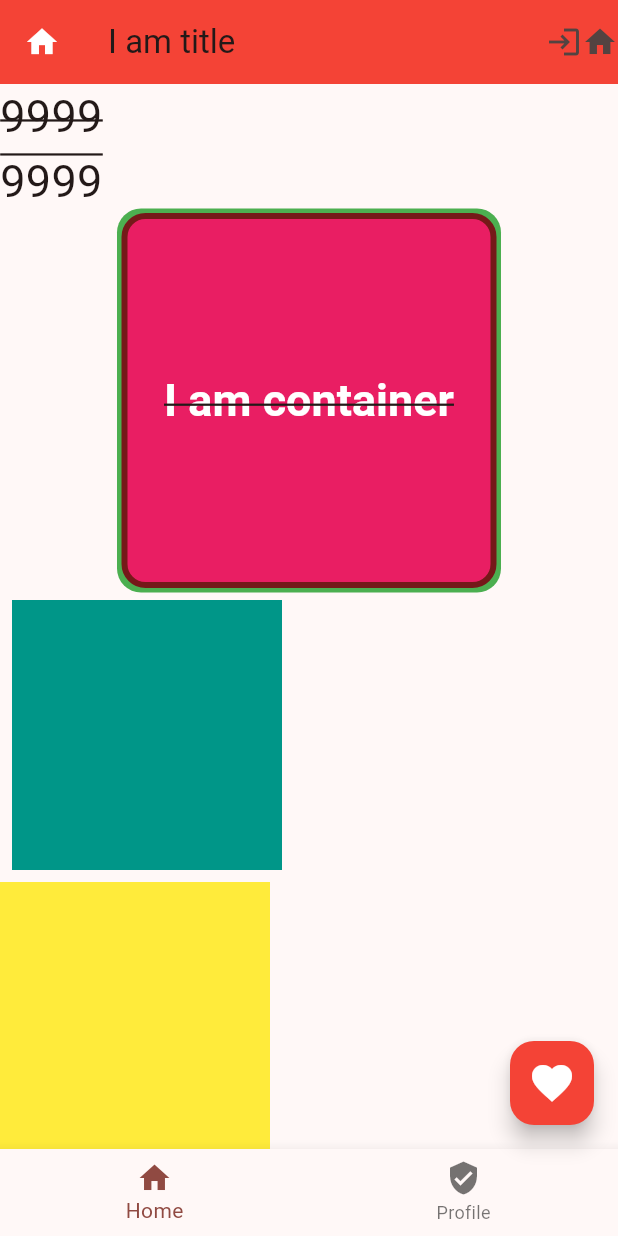
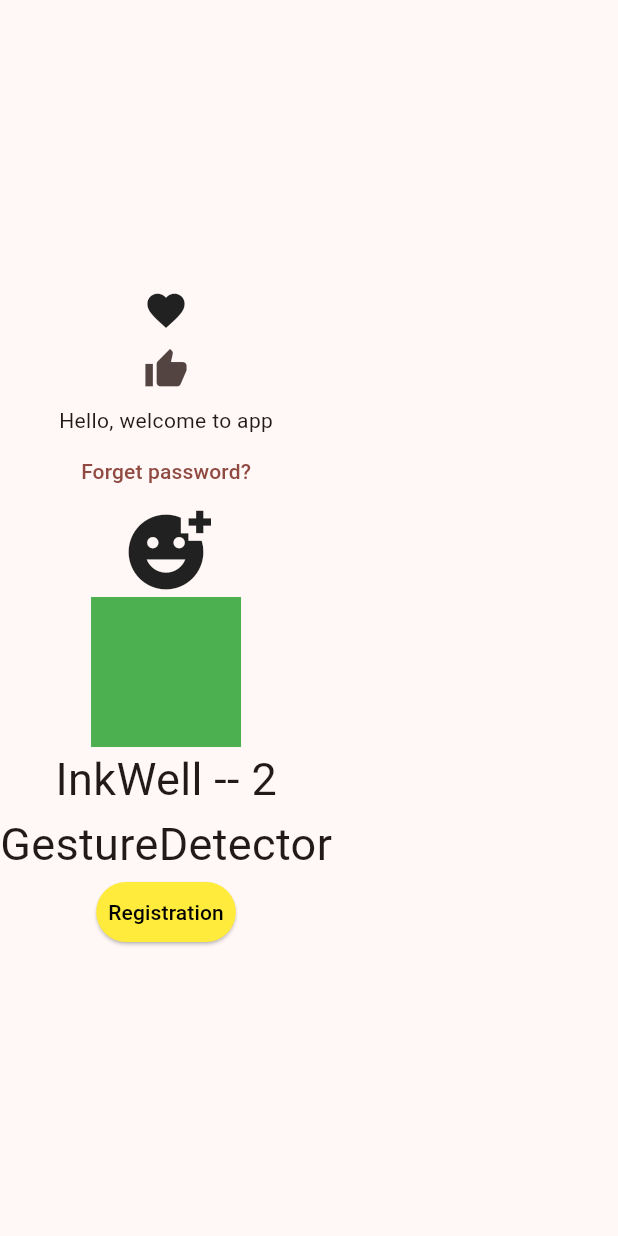
Before and after one commit to narimetisaigopi/flutter_batch_2024_jan, a Flutter app: the screen it shows after launch, on a phone screen of 412 x 824 dp. Run offline on Flutter 3.47's test engine with Material 3 defaults, Android fonts, the phone set to English and light mode, and no system bars.

Commit message:
code added

```diff
--- /dev/null
+++ b/lib/constants.dart
@@ -0,0 +1,6 @@
+class Constants {
+  static const double smallDeviceFontSize = 12;
+  static const double mediumDeviceFontSize = 16;
+  static const double largeDeviceFontSize = 24;
+  static const double webDeviceFontSize = 30;
+}
--- a/lib/main.dart
+++ b/lib/main.dart
@@ -1,4 +1,6 @@
 import 'package:flutter/material.dart';
+import 'package:flutter_batch_2024_jan/screens/home_screen.dart';
+import 'package:flutter_batch_2024_jan/screens/login_screen.dart';
 
 void main() {
   // start the program
@@ -16,106 +18,8 @@ class MyApp extends StatelessWidget {
         colorScheme: ColorScheme.fromSeed(seedColor: Colors.red),
         useMaterial3: true,
       ),
-      home: MyHomeScreen(),
+      // home: HomeScreen(),
+      home: LoginScreen(),
     );
   }
 }
-
-class MyHomeScreen extends StatelessWidget {
-  @override
-  Widget build(BuildContext context) {
-    // parent widget for every screen
-    return Scaffold(
-      appBar: AppBar(
-        backgroundColor: Colors.red,
-        leading: Icon(
-          Icons.home,
-          color: Colors.white,
-        ),
-        // leading: Text("Go Home"),
-        //backgroundColor: Color(0xff02FAFA), // custom color
-        title: Text("I am title"),
-        actions: [Icon(Icons.login), Icon(Icons.home)],
-      ),
-      // body: Icon(
-      //   Icons.face,
-      //   size: 160,
-      // ),
-      body: Column(
-        crossAxisAlignment: CrossAxisAlignment.start,
-        children: [
-          Text(
-            "9999",
-            style:
-                TextStyle(fontSize: 30, decoration: TextDecoration.lineThrough),
-          ),
-          Text(
-            "9999",
-            style: TextStyle(fontSize: 30, decoration: TextDecoration.overline),
-          ),
-          Center(
-            child: Container(
-              height: 250,
-              width: 250,
-              decoration: BoxDecoration(
-                  color: Colors.pink,
-                  boxShadow: [BoxShadow(color: Colors.green, spreadRadius: 3)],
-                  borderRadius: BorderRadius.circular(16),
-                  border: Border.all(
-                      color: const Color.fromARGB(255, 117, 25, 25), width: 4, style: BorderStyle.solid)),
-              // child: const Icon(
-              //   Icons.access_alarms,
-              //   size: 32,
-              // ),
-              alignment: Alignment.center,
-              child: Text(
-                "I am container",
-                style: TextStyle(
-                    color: Colors.white,
-                    fontSize: 30,
-                    letterSpacing: 0,
-                    wordSpacing: 0,
-                    decoration: TextDecoration.lineThrough,
-                    fontWeight: FontWeight.w600),
-              ),
-            ),
-          ),
-          Container(
-            height: 180,
-            width: 180,
-            margin: EdgeInsets.all(8), // all sides equal margin
-            color: Colors.teal,
-          ),
-          Container(
-            height: 180,
-            width: 180,
-            color: Colors.yellow,
-          )
-        ],
-      ),
-      // drawer: Drawer(),
-      // endDrawer: Drawer(),
-      // floatingActionButton: Icon(
-      //   Icons.linked_camera,
-      //   color: Colors.red,
-      // ),
-      // fab
-      floatingActionButton: FloatingActionButton(
-        onPressed: () {
-          print("fab clicked");
-        },
-        backgroundColor: Colors.red,
-        child: Icon(
-          Icons.favorite,
-          color: Colors.white,
-          size: 32,
-        ),
-      ),
-      bottomNavigationBar: BottomNavigationBar(items: [
-        BottomNavigationBarItem(icon: Icon(Icons.home), label: "Home"),
-        BottomNavigationBarItem(
-            icon: Icon(Icons.verified_user), label: "Profile"),
-      ]),
-    );
-  }
-}
--- /dev/null
+++ b/lib/screens/login_screen.dart
@@ -0,0 +1,92 @@
+import 'package:flutter/material.dart';
+
+class LoginScreen extends StatelessWidget {
+  const LoginScreen({super.key});
+
+  @override
+  Widget build(BuildContext context) {
+    return Scaffold(
+      body: Column(
+        mainAxisAlignment: MainAxisAlignment.center,
+        children: [
+          Icon(
+            Icons.favorite,
+            size: 30,
+          ),
+          IconButton(
+              onPressed: () {
+                print("Liked the post: 3");
+              },
+              icon: Icon(
+                Icons.thumb_up,
+                size: 30,
+              )),
+          Text("Hello, welcome to app"),
+          TextButton(
+              onPressed: () {
+                print("I am going to forgot screen");
+              },
+              child: Text(
+                "Forget password?",
+                style: TextStyle(),
+              )),
+          InkWell(
+            onTap: () {
+              print("I am tapped");
+            },
+            onDoubleTap: () {
+              print("I am double tapped");
+            },
+            onLongPress: () {
+              print("I am long tapped");
+            },
+            child: Icon(
+              Icons.add_reaction,
+              size: 60,
+            ),
+          ),
+          InkWell(
+            onTap: () {
+              print("container tapped");
+            },
+            child: Container(
+              height: 100,
+              width: 100,
+              color: Colors.green,
+            ),
+          ),
+          InkWell(
+              onTap: () {
+                print("InkWell");
+              },
+              child: Text(
+                "InkWell -- 2",
+                style: TextStyle(fontSize: 30),
+              )),
+          GestureDetector(
+              onTap: () {
+                print("GestureDetector");
+              },
+              child: Text(
+                "GestureDetector",
+                style: TextStyle(fontSize: 30),
+              )),
+          ElevatedButton(
+              onPressed: () {
+                print("Clicked on Registration");
+              },
+              style: ButtonStyle(
+                  // padding: MaterialStateProperty.all(EdgeInsets.zero),
+                  padding: MaterialStateProperty.all(EdgeInsets.all(8)),
+                  backgroundColor: MaterialStateProperty.all(Colors.yellow)),
+              child: Text(
+                "Registration",
+                style: TextStyle(color: Colors.black),
+              ))
+        ],
+      ),
+    );
+  }
+
+  // addNumber() {}
+}
```
Also changed, not shown: lib/screens/home_screen.dart (added, +133 -0 lines).
